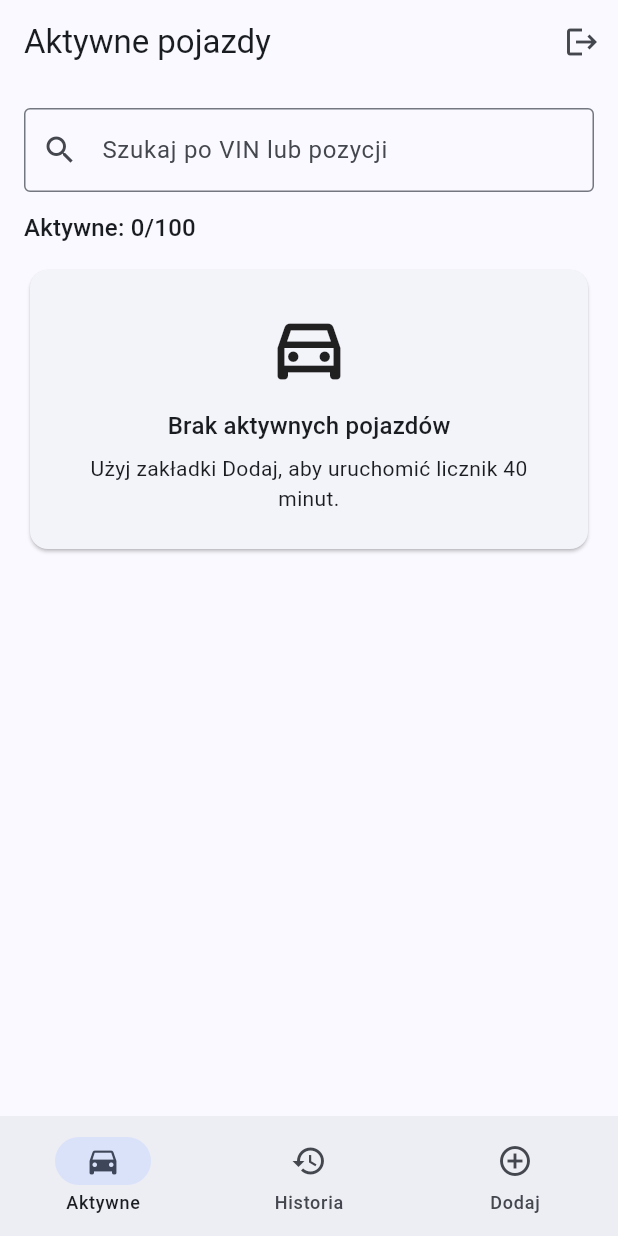
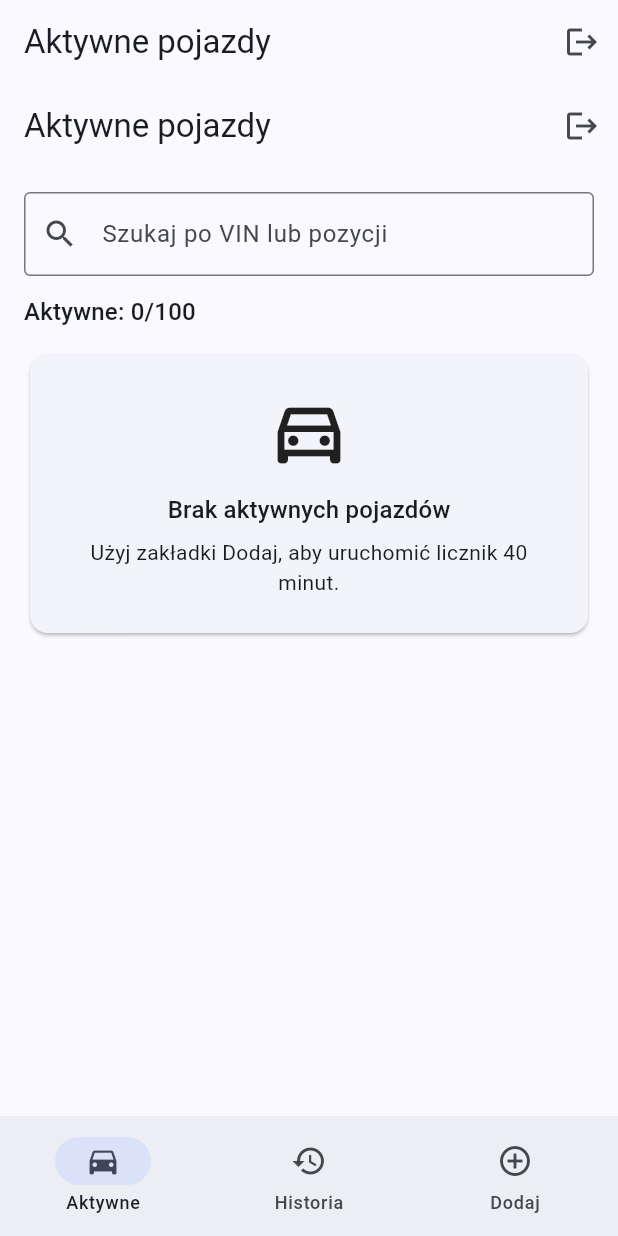
Before and after one commit to ZIVOTECH-App/VIN-App-WEGA-A, a Flutter app: the screen it shows once a user with an empty profile is signed in, after a tap on the "logout" icon, on a phone screen of 412 x 824 dp. Run offline on Flutter 3.47's test engine with Material 3 defaults, Android fonts, the phone set to English and light mode, and no system bars; our stand-ins replace camera, cloud_firestore, firebase_auth, firebase_core; missing offline and left inert: google_mlkit_text_recognition; accounts and stored records are empty.

Commit message:
Finalize main application shell

```diff
--- a/lib/app/main_screen.dart
+++ b/lib/app/main_screen.dart
@@ -1,3 +1,4 @@
+import 'package:firebase_auth/firebase_auth.dart';
 import 'package:flutter/material.dart';
 
 import '../features/history/presentation/history_screen.dart';
@@ -19,12 +20,18 @@ class _MainScreenState extends State<MainScreen> {
     HistoryScreen(),
   ];
 
+  static const _titles = <String>[
+    'Aktywne pojazdy',
+    'Historia pojazdów',
+  ];
+
   Future<void> _onDestinationSelected(int index) async {
     if (index == 2) {
-      await Navigator.of(context).push<bool>(
+      final added = await Navigator.of(context).push<bool>(
         MaterialPageRoute(builder: (_) => const AddVehicleScreen()),
       );
-      if (mounted) {
+
+      if (mounted && added == true) {
         setState(() => _selectedIndex = 0);
       }
       return;
@@ -33,9 +40,23 @@ class _MainScreenState extends State<MainScreen> {
     setState(() => _selectedIndex = index);
   }
 
+  Future<void> _signOut() async {
+    await FirebaseAuth.instance.signOut();
+  }
+
   @override
   Widget build(BuildContext context) {
     return Scaffold(
+      appBar: AppBar(
+        title: Text(_titles[_selectedIndex]),
+        actions: [
+          IconButton(
+            tooltip: 'Wyloguj',
+            onPressed: _signOut,
+            icon: const Icon(Icons.logout),
+          ),
+        ],
+      ),
       body: IndexedStack(
         index: _selectedIndex,
         children: _pages,
```
